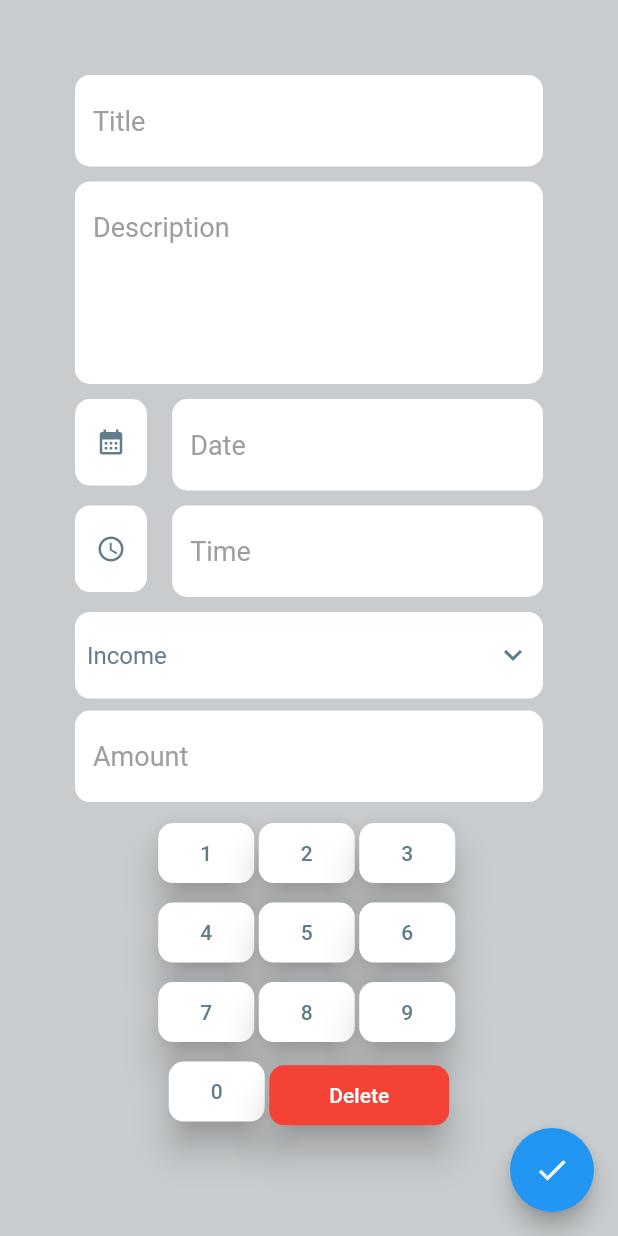
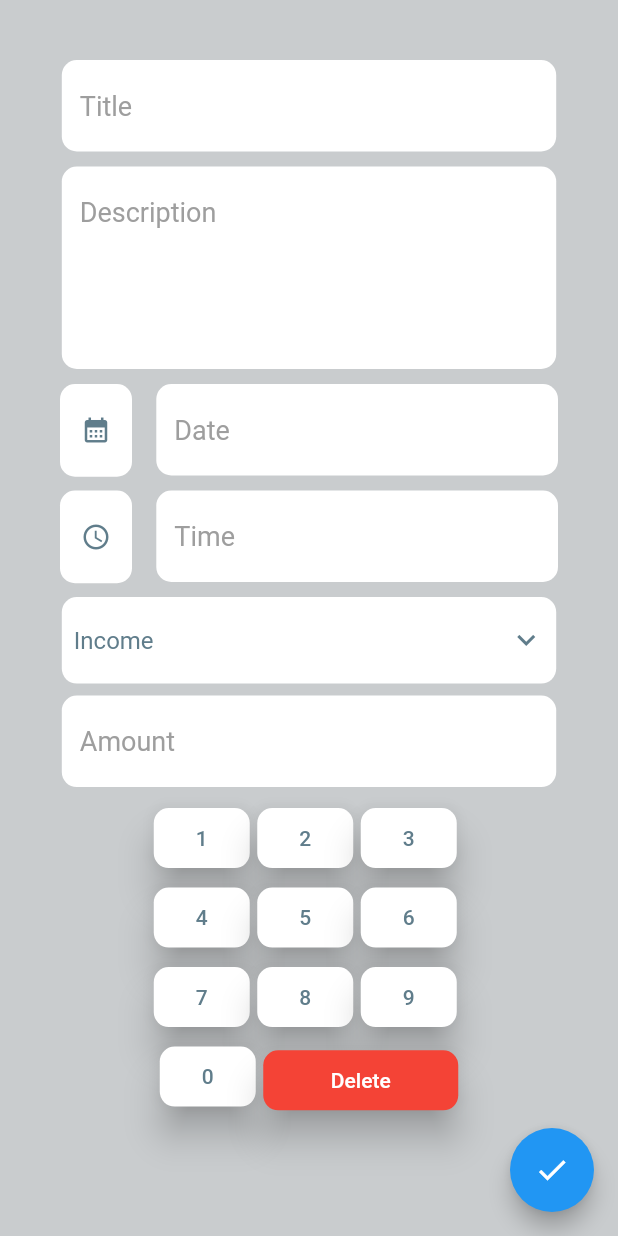
Before and after one commit to abdul-karim007/Expense-Tracker, a Flutter app: the screen it shows after launch, after a tap on "Add", on a phone screen of 412 x 824 dp. Run offline on Flutter 3.47's test engine with Material 2 defaults, Android fonts, the phone set to English and light mode, and no system bars; our stand-ins replace cloud_firestore, firebase_core, pie_chart; accounts and stored records are empty.

Commit message:
Almost There

```diff
--- a/lib/Constants/textConsts.dart
+++ b/lib/Constants/textConsts.dart
@@ -9,5 +9,6 @@ class textConst {
   static String amount = 'Amount';
   static String delete = 'Delete';
   static String noDate = 'No Date Selected';
+  static String noTime = 'No Time Selected';
   static String alert = 'Please make sure to fill all fields to proceed.';
 }
--- a/lib/Screens/addScreen.dart
+++ b/lib/Screens/addScreen.dart
@@ -87,7 +87,7 @@ class _AddScreenState extends State<AddScreen> {
       ),
       backgroundColor: Color.fromARGB(255, 201, 204, 206),
       body: Padding(
-        padding: EdgeInsets.all(50),
+        padding: EdgeInsets.fromLTRB(40, 40, 40, 40),
         child: Column(
           crossAxisAlignment: CrossAxisAlignment.center,
           children: [
@@ -112,14 +112,10 @@ class _AddScreenState extends State<AddScreen> {
               w: .8,
             ),
             CustomDate(
-              ic: Icons.calendar_month,
-              f: () {},
               textFieldHint: textConst.date,
               cont: date,
             ),
             CustomTime(
-              ic: Icons.access_time,
-              f: () {},
               textFieldHint: textConst.time,
               time: time,
             ),
@@ -283,7 +279,7 @@ class _AddScreenState extends State<AddScreen> {
                       ),
                     ),
                     minimumSize: MaterialStateProperty.all(
-                      Size(120, 40),
+                      Size(130, 40),
                     ),
                     backgroundColor: MaterialStateProperty.all(Colors.red),
                   ),
--- a/lib/Screens/home.dart
+++ b/lib/Screens/home.dart
@@ -1,6 +1,5 @@
 import 'package:expensetracker/Class/expenseClass.dart';
 import 'package:pie_chart/pie_chart.dart';
-
 import 'package:cloud_firestore/cloud_firestore.dart';
 import 'package:expensetracker/Screens/addScreen.dart';
 import 'package:flutter/material.dart';
@@ -17,13 +16,14 @@ class Home extends StatefulWidget {
 class _HomeState extends State<Home> {
   int key = 0;
   late List<ExpenseClass> _expense = [];
-  Map<String, double> getCategoryData() {
+  Map<String, double> getData() {
     Map<String, double> catMap = {};
     for (var item in _expense) {
       if (catMap.containsKey(item.ddVal) == false) {
-        catMap[item.ddVal] = 1;
+        catMap[item.ddVal] = double.parse(item.amount);
       } else {
-        catMap.update(item.ddVal, (String) => catMap[item.ddVal]! + 1);
+        catMap.update(item.ddVal,
+            (String) => catMap[item.ddVal]! + double.parse(item.amount));
       }
     }
     return catMap;
@@ -31,12 +31,12 @@ class _HomeState extends State<Home> {
 
   Widget pieChartExampleOne() {
     return PieChart(
-      colorList: [Colors.green, Colors.red],
+      // colorList: [Colors.green, Colors.red],
       // baseChartColor: Colors.blueGrey.withOpacity(.3),
       // totalValue: 100,
       chartValuesOptions: ChartValuesOptions(showChartValues: false),
       key: ValueKey(key),
-      dataMap: getCategoryData(),
+      dataMap: getData(),
       animationDuration: Duration(milliseconds: 2000),
       chartType: ChartType.ring,
       chartRadius: MediaQuery.of(context).size.width / 3.2,
@@ -58,6 +58,7 @@ class _HomeState extends State<Home> {
   Widget build(BuildContext context) {
     Query<Map<String, dynamic>> expense = FirebaseFirestore.instance
         .collection('expense_tracker')
+        .orderBy('time', descending: true)
         .orderBy('date', descending: true);
     void getExpfromSanapshot(snapshot) {
       if (snapshot.docs.isNotEmpty) {
@@ -99,36 +100,26 @@ class _HomeState extends State<Home> {
             ),
           ],
         ),
-        SizedBox(
-          height: MediaQuery.of(context).size.height * .2,
-          child: FutureBuilder<Object>(
-            future: expense.get(),
-            builder: (context, snapshot) {
-              if (snapshot.hasError) {
-                return Text("something went wrong");
-              }
-              if (snapshot.connectionState == ConnectionState.waiting) {
-                return CircularProgressIndicator();
-              }
-              final data = snapshot.requireData;
-              print("Data: $data");
-              getExpfromSanapshot(data);
-              return pieChartExampleOne();
-            },
-          ),
-        ),
         Expanded(
             child: FutureBuilder<QuerySnapshot>(
           future: expense.get(),
           builder: (context, snapshot) {
             if (snapshot.hasData) {
-              return ListView(
-                  children:
-                      snapshot.data!.docs.map((DocumentSnapshot document) {
+              final data = snapshot.requireData;
+              getExpfromSanapshot(data);
+
+              return Column(
+                children: [
+                  pieChartExampleOne(),
+                  Expanded(
+                    child: ListView(
+                        children: snapshot.data!.docs
+                            .map((DocumentSnapshot document) {
                       Map<String, dynamic> abc =
                           document.data()! as Map<String, dynamic>;
                       return Padding(
-                  padding: const EdgeInsets.only(left: 10.0, right: 10, top: 6),
+                        padding: const EdgeInsets.only(
+                            left: 10.0, right: 10, top: 6),
                         child: SizedBox(
                           height: MediaQuery.of(context).size.height * .12,
                           width: MediaQuery.of(context).size.width,
@@ -140,13 +131,14 @@ class _HomeState extends State<Home> {
                                 padding: const EdgeInsets.only(
                                     top: 8.0, left: 20, right: 20),
                                 child: Row(
-                              mainAxisAlignment: MainAxisAlignment.spaceBetween,
+                                    mainAxisAlignment:
+                                        MainAxisAlignment.spaceBetween,
                                     children: [
                                       Row(
                                         children: [
                                           CircleAvatar(
-                                      backgroundColor:
-                                          Color.fromARGB(255, 228, 228, 228),
+                                            backgroundColor: Color.fromARGB(
+                                                255, 228, 228, 228),
                                             radius: 28,
                                             child: abc['dropdown'] == 'Income'
                                                 ? Icon(
@@ -161,8 +153,8 @@ class _HomeState extends State<Home> {
                                                   ),
                                           ),
                                           Padding(
-                                      padding:
-                                          const EdgeInsets.only(left: 20.0),
+                                            padding: const EdgeInsets.only(
+                                                left: 20.0),
                                             child: Column(
                                               mainAxisAlignment:
                                                   MainAxisAlignment.center,
@@ -172,21 +164,24 @@ class _HomeState extends State<Home> {
                                                 Text(
                                                   abc['title'],
                                                   style: TextStyle(
-                                                fontWeight: FontWeight.w400,
+                                                      fontWeight:
+                                                          FontWeight.w400,
                                                       fontSize: 20,
                                                       color: Colors.black87),
                                                 ),
                                                 Text(
                                                   abc['descrip'],
                                                   style: TextStyle(
-                                                fontWeight: FontWeight.w300,
+                                                      fontWeight:
+                                                          FontWeight.w300,
                                                       fontSize: 15,
                                                       color: Colors.black54),
                                                 ),
                                                 Text(
                                                   '${abc['date']} at ${abc['time']}',
                                                   style: TextStyle(
-                                                fontWeight: FontWeight.w400,
+                                                      fontWeight:
+                                                          FontWeight.w400,
                                                       fontSize: 12,
                                                       color: Colors.black45),
                                                 )
@@ -202,7 +197,10 @@ class _HomeState extends State<Home> {
                           ),
                         ),
                       );
-              }).toList());
+                    }).toList()),
+                  ),
+                ],
+              );
             } else {
               return Center(child: CircularProgressIndicator());
             }
--- a/lib/Widgets/customButton.dart
+++ b/lib/Widgets/customButton.dart
@@ -1,4 +1,3 @@
-
 import 'package:flutter/material.dart';
 
 class CustomButton extends StatefulWidget {
@@ -19,7 +18,7 @@ class _CustomButtonState extends State<CustomButton> {
   @override
   Widget build(BuildContext context) {
     return Padding(
-      padding: const EdgeInsets.only(bottom: 5.0, right: 3),
+      padding: const EdgeInsets.only(bottom: 5.0, right: 5),
       child: ElevatedButton(
         onPressed: widget.onPressed,
         child: Text(
--- a/lib/Widgets/customDate.dart
+++ b/lib/Widgets/customDate.dart
@@ -2,18 +2,10 @@ import 'package:flutter/material.dart';
 import 'package:intl/intl.dart';
 import 'package:expensetracker/Constants/textConsts.dart';
 
-
 class CustomDate extends StatefulWidget {
-  var ic;
   var textFieldHint;
-  var f;
   var cont;
-  CustomDate(
-      {Key? key,
-      required this.ic,
-      required this.f,
-      required this.textFieldHint,
-      required this.cont})
+  CustomDate({Key? key, required this.textFieldHint, required this.cont})
       : super(key: key);
 
   @override
@@ -21,7 +13,6 @@ class CustomDate extends StatefulWidget {
 }
 
 class _CustomDateState extends State<CustomDate> {
-
   @override
   Widget build(BuildContext context) {
     return Row(
@@ -31,48 +22,22 @@ class _CustomDateState extends State<CustomDate> {
         Container(
             decoration: BoxDecoration(
                 color: Colors.white, borderRadius: BorderRadius.circular(10)),
-            height: MediaQuery.of(context).size.height * .07,
+            height: MediaQuery.of(context).size.height * .075,
             child: IconButton(
-                onPressed: widget.f,
+                onPressed: pickdate,
                 icon: Icon(
-                  widget.ic,
+                  Icons.calendar_month,
                   size: 20,
                   color: Colors.blueGrey,
                 ))),
         Padding(
           padding: const EdgeInsets.only(bottom: 10.0),
           child: SizedBox(
-              width: MediaQuery.of(context).size.width * .6,
+              width: MediaQuery.of(context).size.width * .65,
               child: TextFormField(
                 controller: widget.cont,
                 readOnly: true,
-                onTap: () async {
-                  DateTime? pickedDate = await showDatePicker(
-                      context: context,
-                      initialDate: DateTime.now(),
-                      firstDate: DateTime(1950),
-                      lastDate: DateTime.now());
-                  if (pickedDate != null) {
-                    String formattedDate =
-                        DateFormat('dd MMM, yyyy').format(pickedDate);
-                    setState(() {
-                      widget.cont.text =
-                          formattedDate; //set output date to TextField value.
-                    });
-                  } else {
-                    return showDialog(
-                      context: context,
-                      builder: (BuildContext context) => AlertDialog(
-                        title: Text(textConst.noDate),
-                        actions: [
-                          TextButton(
-                              onPressed: (() => Navigator.pop(context)),
-                              child: Text('Ok'))
-                        ],
-                      ),
-                    );
-                  }
-                },
+                onTap: pickdate,
                 keyboardType: TextInputType.multiline,
                 decoration: InputDecoration(
                     fillColor: Colors.white,
@@ -89,4 +54,29 @@ class _CustomDateState extends State<CustomDate> {
       ],
     );
   }
+
+  pickdate() async {
+    DateTime? pickedDate = await showDatePicker(
+        context: context,
+        initialDate: DateTime.now(),
+        firstDate: DateTime(1950),
+        lastDate: DateTime.now());
+    if (pickedDate != null) {
+      String formattedDate = DateFormat('dd MMM, yyyy').format(pickedDate);
+      setState(() {
+        widget.cont.text = formattedDate; //set output date to TextField value.
+      });
+    } else {
+      return showDialog(
+        context: context,
+        builder: (BuildContext context) => AlertDialog(
+          title: Text(textConst.noDate),
+          actions: [
+            TextButton(
+                onPressed: (() => Navigator.pop(context)), child: Text('Ok'))
+          ],
+        ),
+      );
+    }
+  }
 }
--- a/lib/Widgets/customTime.dart
+++ b/lib/Widgets/customTime.dart
@@ -2,16 +2,9 @@ import 'package:flutter/material.dart';
 import 'package:expensetracker/Constants/textConsts.dart';
 
 class CustomTime extends StatefulWidget {
-  var ic;
   var textFieldHint;
-  var f;
   var time;
-  CustomTime(
-      {Key? key,
-      required this.ic,
-      required this.f,
-      required this.textFieldHint,
-      required this.time})
+  CustomTime({Key? key, required this.textFieldHint, required this.time})
       : super(key: key);
 
   @override
@@ -30,47 +23,22 @@ class _CustomTimeState extends State<CustomTime> {
         Container(
             decoration: BoxDecoration(
                 color: Colors.white, borderRadius: BorderRadius.circular(10)),
-            height: MediaQuery.of(context).size.height * .07,
+            height: MediaQuery.of(context).size.height * .075,
             child: IconButton(
-                onPressed: widget.f,
+                onPressed: pickTime,
                 icon: Icon(
-                  widget.ic,
+                  Icons.access_time,
                   size: 20,
                   color: Colors.blueGrey,
                 ))),
         Padding(
           padding: const EdgeInsets.only(bottom: 10.0),
           child: SizedBox(
-              width: MediaQuery.of(context).size.width * .6,
+              width: MediaQuery.of(context).size.width * .65,
               child: TextFormField(
                 controller: widget.time,
                 readOnly: true,
-                onTap: () async {
-                  TimeOfDay? timeOfDay = await showTimePicker(
-                    context: context,
-                    initialTime: TimeOfDay.now(),
-                    initialEntryMode: TimePickerEntryMode.dial,
-                  );
-
-                  if (timeOfDay != null) {
-                    setState(() {
-                      String formattedTime = timeOfDay.format(context);
-                      widget.time.text = formattedTime;
-                    });
-                  } else {
-                    return showDialog(
-                      context: context,
-                      builder: (BuildContext context) => AlertDialog(
-                        title: Text(textConst.noDate),
-                        actions: [
-                          TextButton(
-                              onPressed: (() => Navigator.pop(context)),
-                              child: Text('Ok'))
-                        ],
-                      ),
-                    );
-                  }
-                },
+                onTap: pickTime,
                 keyboardType: TextInputType.multiline,
                 decoration: InputDecoration(
                     fillColor: Colors.white,
@@ -87,4 +55,30 @@ class _CustomTimeState extends State<CustomTime> {
       ],
     );
   }
+
+  pickTime() async {
+    TimeOfDay? timeOfDay = await showTimePicker(
+      context: context,
+      initialTime: TimeOfDay.now(),
+      initialEntryMode: TimePickerEntryMode.dial,
+    );
+
+    if (timeOfDay != null) {
+      setState(() {
+        String formattedTime = timeOfDay.format(context);
+        widget.time.text = formattedTime;
+      });
+    } else {
+      return showDialog(
+        context: context,
+        builder: (BuildContext context) => AlertDialog(
+          title: Text(textConst.noTime),
+          actions: [
+            TextButton(
+                onPressed: (() => Navigator.pop(context)), child: Text('Ok'))
+          ],
+        ),
+      );
+    }
+  }
 }
--- a/lib/main.dart
+++ b/lib/main.dart
@@ -1,5 +1,4 @@
 import 'package:expensetracker/Screens/addScreen.dart';
-import 'package:expensetracker/Screens/dummy.dart';
 import 'package:expensetracker/Screens/home.dart';
 import 'package:flutter/material.dart';
 import 'package:firebase_core/firebase_core.dart';
```
Also changed, not shown: lib/Screens/dummy.dart (deleted, +0 -99 lines). Lines whose indentation alone changed are shown as unchanged.
